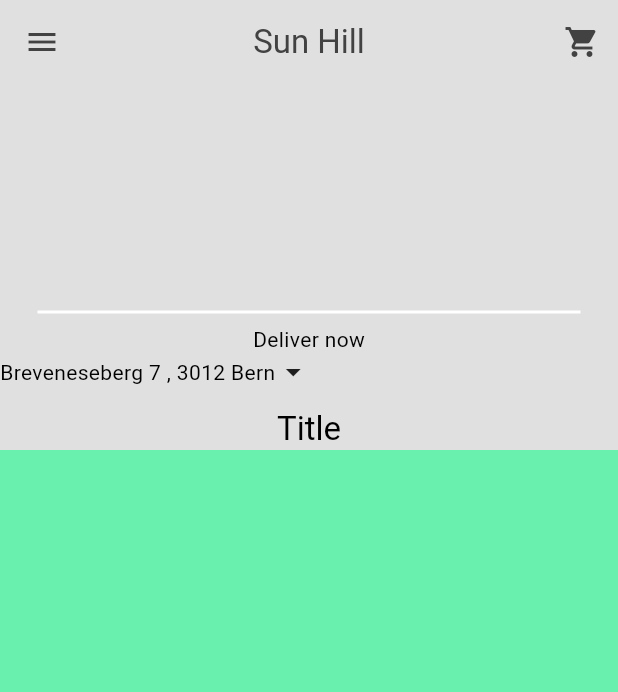
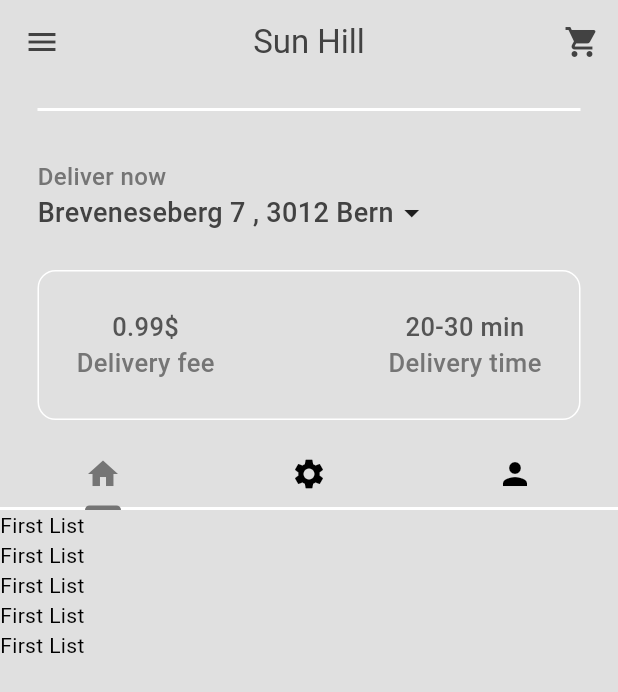
Before and after one commit to GrigoriSaki/food_del_app, a Flutter app: the screen it shows after launch, after a tap on "Log In", on a phone screen of 412 x 824 dp. Shown: the top 692 px of the screen. Run offline on Flutter 3.47's test engine with Material 3 defaults, Android fonts, the phone set to English and light mode, and no system bars.

Commit message:
wzbogacenie home_page

```diff
--- a/lib/components/my_current_location.dart
+++ b/lib/components/my_current_location.dart
@@ -3,21 +3,70 @@ import 'package:flutter/material.dart';
 class MyCurrentLocation extends StatelessWidget {
   const MyCurrentLocation({super.key});
 
+  void choseYourLocation(context) {
+    showDialog(
+        context: context,
+        builder: (context) => AlertDialog(
+              title: Text("Your location"),
+              content: TextField(
+                decoration: InputDecoration(hintText: "Search adress..."),
+              ),
+              actions: [
+                //cancel button
+                MaterialButton(
+                  onPressed: () => Navigator.pop(context),
+                  child: Text("Cancel"),
+                ),
+
+                //save button
+                MaterialButton(
+                  onPressed: () => Navigator.pop(context),
+                  child: Text("Save"),
+                ),
+              ],
+            ));
+  }
+
   @override
   Widget build(BuildContext context) {
-    return Column(
+    return Padding(
+      padding: const EdgeInsets.symmetric(horizontal: 25.0),
+      child: Column(
+        crossAxisAlignment: CrossAxisAlignment.start,
         children: [
-        Text("Deliver now"),
-        Row(
+          SizedBox(
+            height: 25,
+          ),
+          Text(
+            "Deliver now",
+            style: TextStyle(
+                fontSize: 16,
+                fontWeight: FontWeight.w500,
+                color: Theme.of(context).colorScheme.primary),
+          ),
+          GestureDetector(
+            onTap: () => choseYourLocation(context),
+            child: Row(
               children: [
                 //adress
-            Text("Breveneseberg 7 , 3012 Bern"),
+                Text(
+                  "Breveneseberg 7 , 3012 Bern",
+                  style: TextStyle(
+                      fontSize: 18,
+                      fontWeight: FontWeight.w500,
+                      color: Theme.of(context).colorScheme.inversePrimary),
+                ),
 
                 //dropDown menu
                 Icon(Icons.arrow_drop_down)
               ],
-        )
+            ),
+          ),
+          SizedBox(
+            height: 25,
+          ),
         ],
+      ),
     );
   }
 }
--- /dev/null
+++ b/lib/components/my_description_box.dart
@@ -0,0 +1,53 @@
+import 'package:flutter/material.dart';
+
+class MyDescriptionBox extends StatelessWidget {
+  const MyDescriptionBox({super.key});
+
+  @override
+  Widget build(BuildContext context) {
+    var myPrimaryText = TextStyle(
+        fontSize: 17,
+        fontWeight: FontWeight.w500,
+        color: Theme.of(context).colorScheme.secondary);
+
+    var mySecondaryText = TextStyle(
+        fontSize: 17,
+        fontWeight: FontWeight.w500,
+        color: Theme.of(context).colorScheme.primary);
+
+    return Container(
+      margin: EdgeInsets.only(left: 25, right: 25),
+      decoration: BoxDecoration(
+          borderRadius: BorderRadius.circular(12),
+          border: Border.all(color: Theme.of(context).colorScheme.tertiary)),
+      child: Padding(
+        padding: const EdgeInsets.all(25.0),
+        child: Row(
+          mainAxisAlignment: MainAxisAlignment.spaceBetween,
+          children: [
+            //delivery fee
+            Column(
+              children: [
+                Text("0.99\$", style: myPrimaryText),
+                Text("Delivery fee", style: mySecondaryText)
+              ],
+            ),
+            //delivery time
+            Column(
+              children: [
+                Text(
+                  "20-30 min",
+                  style: myPrimaryText,
+                ),
+                Text(
+                  "Delivery time",
+                  style: mySecondaryText,
+                )
+              ],
+            )
+          ],
+        ),
+      ),
+    );
+  }
+}
--- a/lib/components/my_sliver_app_bar.dart
+++ b/lib/components/my_sliver_app_bar.dart
@@ -8,7 +8,7 @@ class MySliverAppbar extends StatelessWidget {
   @override
   Widget build(BuildContext context) {
     return SliverAppBar(
-      expandedHeight: 300,
+      expandedHeight: 340,
       collapsedHeight: 115,
       floating: false,
       pinned: true,
--- /dev/null
+++ b/lib/components/my_tab_bar.dart
@@ -0,0 +1,30 @@
+import 'package:flutter/material.dart';
+
+class MyTabBar extends StatelessWidget {
+  const MyTabBar({super.key, required this.tabController});
+
+  final TabController tabController;
+
+  @override
+  Widget build(BuildContext context) {
+    return Container(
+      child: TabBar(
+          labelPadding: EdgeInsets.all(10),
+          dividerHeight: 2,
+          dividerColor: Theme.of(context).colorScheme.tertiary,
+          controller: tabController,
+          tabs: [
+            //Tab1
+            Icon(
+              Icons.home,
+            ),
+
+            //Tab2
+            Icon(Icons.settings),
+
+            //Tab3
+            Icon(Icons.person),
+          ]),
+    );
+  }
+}
--- /dev/null
+++ b/lib/models/food.dart
@@ -0,0 +1,27 @@
+class Food {
+  final String name;
+  final String description;
+  final String imagePath;
+  final double price;
+  final FoodCategory category;
+  final List<Addon> addons;
+
+  Food(
+      {required this.name,
+      required this.description,
+      required this.imagePath,
+      required this.price,
+      required this.category,
+      required this.addons});
+}
+
+//food categories
+enum FoodCategory { burgers, salads, sides, desserts, drinks }
+
+//addons
+class Addon {
+  final String name;
+  final double price;
+
+  Addon({required this.name, required this.price});
+}
--- a/lib/pages/home_page.dart
+++ b/lib/pages/home_page.dart
@@ -1,10 +1,34 @@
 import 'package:flutter/material.dart';
 import 'package:food_app/components/my_current_location.dart';
+import 'package:food_app/components/my_description_box.dart';
 import 'package:food_app/components/my_drawer.dart';
 import 'package:food_app/components/my_sliver_app_bar.dart';
+import 'package:food_app/components/my_tab_bar.dart';
 
-class HomePage extends StatelessWidget {
+class HomePage extends StatefulWidget {
   const HomePage({super.key});
+
+  @override
+  State<HomePage> createState() => _HomePageState();
+}
+
+class _HomePageState extends State<HomePage>
+    with SingleTickerProviderStateMixin {
+  late TabController _tabController;
+
+  @override
+  void initState() {
+    // TODO: implement initState
+    super.initState();
+    _tabController = TabController(length: 3, vsync: this);
+  }
+
+  @override
+  void dispose() {
+    _tabController.dispose();
+    // TODO: implement dispose
+    super.dispose();
+  }
 
   @override
   Widget build(BuildContext context) {
@@ -13,7 +37,7 @@ class HomePage extends StatelessWidget {
         body: NestedScrollView(
           headerSliverBuilder: (context, innerBoxIsScrolled) => [
             MySliverAppbar(
-                    title: Text("Title"),
+                title: MyTabBar(tabController: _tabController),
                 child: Column(
                   mainAxisAlignment: MainAxisAlignment.end,
                   children: [
@@ -27,12 +51,33 @@ class HomePage extends StatelessWidget {
                     MyCurrentLocation(),
 
                     //Description box
+                    MyDescriptionBox(),
+                    SizedBox(
+                      height: 20,
+                    ),
                   ],
                 ))
           ],
-          body: Container(
-            color: Colors.greenAccent,
-          )),
-    );
+          body: TabBarView(controller: _tabController, children: [
+            //Tab1
+
+            ListView.builder(
+              itemCount: 5,
+              itemBuilder: (context, index) => Text("First List"),
+            ),
+
+            //Tab2
+            ListView.builder(
+              itemCount: 5,
+              itemBuilder: (context, index) => Text("second List"),
+            ),
+
+            //Tab3
+            ListView.builder(
+              itemCount: 5,
+              itemBuilder: (context, index) => Text("third List"),
+            ),
+          ]),
+        ));
   }
 }
```
Lines whose indentation alone changed are shown as unchanged.
